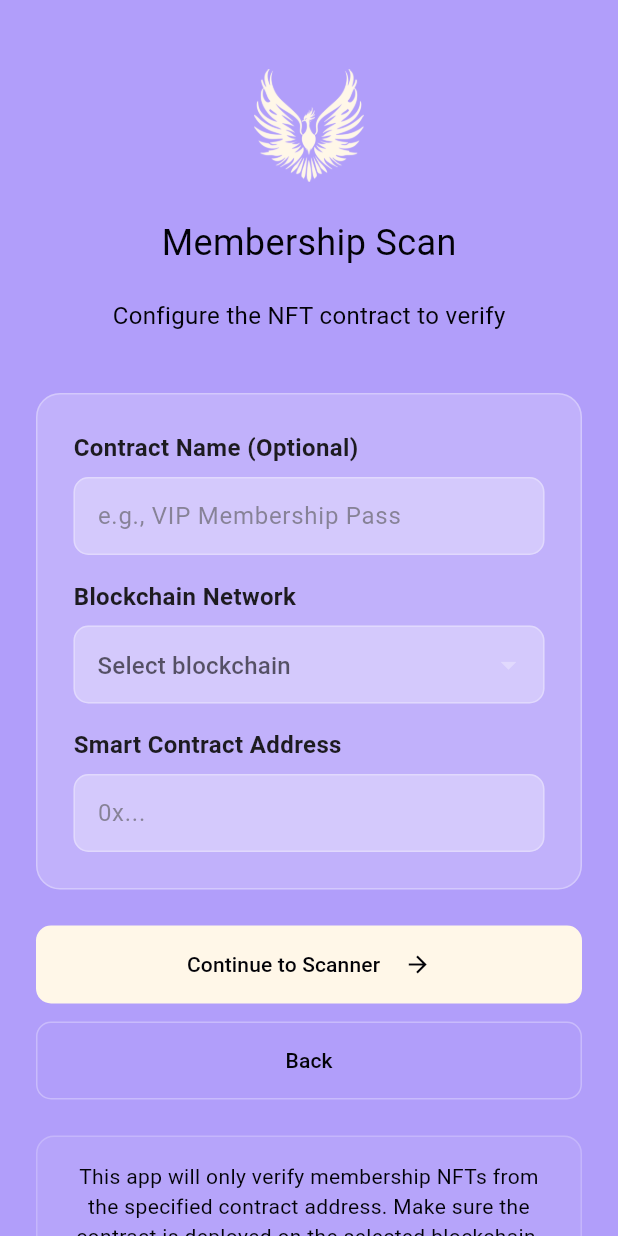
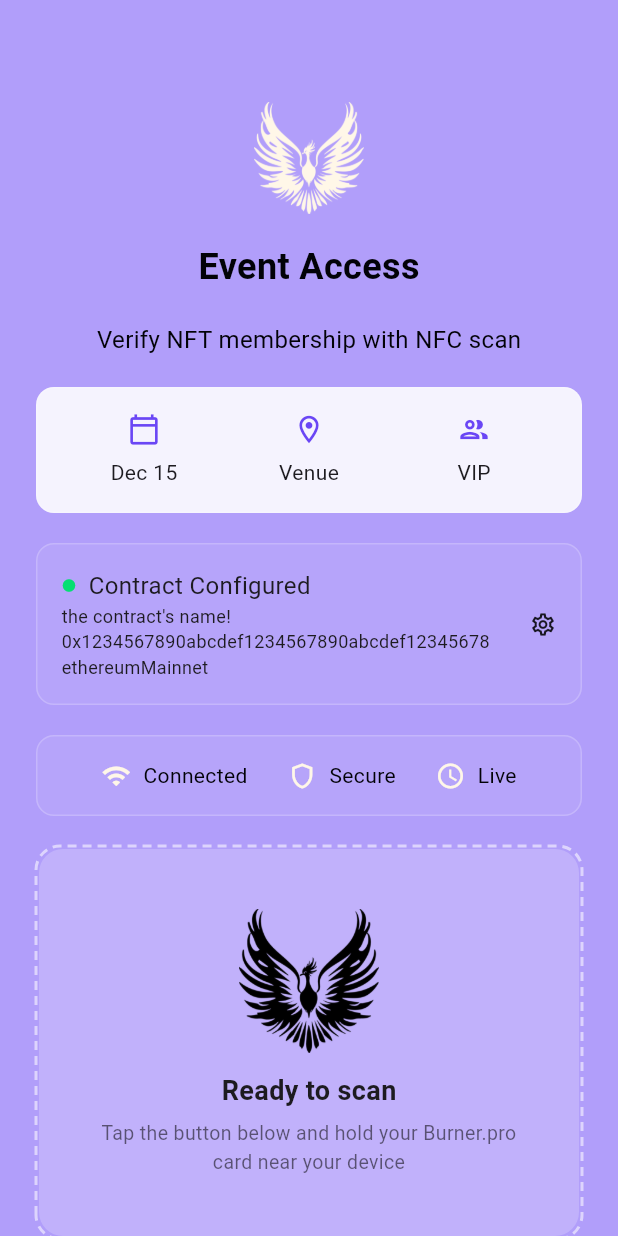
Before and after one commit to KarelRli/PhonixScanner, a Flutter app: the ConfigurationScreen screen opened by its route, after a tap on "Continue to Scanner", on a phone screen of 412 x 824 dp. Run offline on Flutter 3.47's test engine with Material 3 defaults, Android fonts, the phone set to English and light mode, and no system bars; drawn by our look-alikes of dotted_border.

Commit message:
feat: add the scanning screen

```diff
--- /dev/null
+++ b/phonix_scanner/lib/app_status_box.dart
@@ -0,0 +1,43 @@
+import 'package:flutter/material.dart';
+import 'package:phonix_scanner/secondary_box.dart';
+import 'package:phonix_scanner/colors.dart';
+
+class AppStatusBox extends StatelessWidget {
+  const AppStatusBox({super.key});
+
+  @override
+  Widget build(BuildContext context) {
+    return SecondaryBox(
+      child: Row(
+        mainAxisAlignment: MainAxisAlignment.spaceEvenly,
+        crossAxisAlignment: CrossAxisAlignment.center,
+        children: const [
+          Row(
+            mainAxisSize: MainAxisSize.min,
+            children: [
+              Icon(Icons.wifi, size: 20, color: AppColors.white),
+              SizedBox(width: 8),
+              Text('Connected', style: TextStyle(color: AppColors.black)),
+            ],
+          ),
+          Row(
+            mainAxisSize: MainAxisSize.min,
+            children: [
+              Icon(Icons.shield_outlined, size: 20, color: AppColors.white),
+              SizedBox(width: 8),
+              Text('Secure', style: TextStyle(color: AppColors.black)),
+            ],
+          ),
+          Row(
+            mainAxisSize: MainAxisSize.min,
+            children: [
+              Icon(Icons.access_time, size: 20, color: AppColors.white),
+              SizedBox(width: 8),
+              Text('Live', style: TextStyle(color: AppColors.black)),
+            ],
+          ),
+        ],
+      ),
+    );
+  }
+}
--- a/phonix_scanner/lib/colors.dart
+++ b/phonix_scanner/lib/colors.dart
@@ -8,5 +8,9 @@ class AppColors {
   static const Color white10 = Color(0x33FFFFFF);
   static const Color white20 = Color(0x33FFFFFF);
   static const Color white30 = Color(0x4DFFFFFF);
+  static const Color white50 = Color(0x8FFFFFFF);
+  static const Color white80 = Color(0xDFFFFFFF);
   static const Color hint = Color(0x99535353);
+  static const Color eventIcon = Color(0xFF6A46F5);
+  static const Color contractIcon = Color(0xFF05DF72);
 }
--- /dev/null
+++ b/phonix_scanner/lib/contract_data_box.dart
@@ -0,0 +1,59 @@
+import 'package:flutter/material.dart';
+import 'package:phonix_scanner/blockchain_networks.dart';
+import 'package:phonix_scanner/colors.dart';
+import 'package:phonix_scanner/secondary_box.dart';
+
+class ContractDataBox extends StatelessWidget {
+  const ContractDataBox({super.key, this.contractName = '', required this.blockchain, required this.address});
+
+  final String contractName;
+  final BlockchainNetworks blockchain;
+  final String address;
+
+  @override
+  Widget build(BuildContext context) {
+    return SecondaryBox(child: Row(
+      children: [
+        Column(
+          crossAxisAlignment: CrossAxisAlignment.start,
+          children: [
+            Row(
+              children: const [
+                Icon(Icons.circle, color: AppColors.contractIcon, size: 10),
+                SizedBox(width: 8),
+                Text(
+                  "Contract Configured",
+                  style: TextStyle(fontSize: 16),
+                ),
+              ],
+            ),
+            Column(
+              crossAxisAlignment: CrossAxisAlignment.start,
+              children: [
+                Text(
+                  contractName,
+                  style: const TextStyle(fontSize: 12),
+                ),
+                Text(
+                  address,
+                  style: const TextStyle(fontSize: 12),
+                ),
+                Text(
+                  blockchain.name,
+                  style: const TextStyle(fontSize: 12),
+                ),
+              ],
+            ),
+          ],
+        ),
+        const Spacer(),
+        GestureDetector(
+          onTap: () {
+            Navigator.pushNamed(context, '/configuration');
+          },
+          child: const Icon(Icons.settings_outlined, size: 18),
+        ),
+      ],
+    ));
+  }
+}
--- /dev/null
+++ b/phonix_scanner/lib/event_data_box.dart
@@ -0,0 +1,59 @@
+import 'package:flutter/material.dart';
+import 'package:phonix_scanner/colors.dart';
+
+class EventDataBox extends StatelessWidget {
+  const EventDataBox({super.key});
+
+  @override
+  Widget build(BuildContext context) {
+    return Container(
+      width: double.infinity,
+      padding: const EdgeInsets.all(16.0),
+      decoration: BoxDecoration(
+        color: AppColors.white80,
+        borderRadius: BorderRadius.circular(12.0),
+        border: Border.all(
+          color: AppColors.white10,
+          width: 1.0,
+        ),
+      ),
+      child: Row(
+        children: [
+          Expanded(
+            child: Column(
+              mainAxisSize: MainAxisSize.min,
+              mainAxisAlignment: MainAxisAlignment.center,
+              children: [
+                const Icon(Icons.calendar_today_outlined, size: 22.0, color: AppColors.eventIcon,),
+                const SizedBox(height: 8.0),
+                const Text('Dec 15', style: TextStyle(fontSize: 14.0)),
+              ],
+            ),
+          ),
+          Expanded(
+            child: Column(
+              mainAxisSize: MainAxisSize.min,
+              mainAxisAlignment: MainAxisAlignment.center,
+              children: [
+                const Icon(Icons.location_on_outlined, size: 22.0, color: AppColors.eventIcon,),
+                const SizedBox(height: 8.0),
+                const Text('Venue', style: TextStyle(fontSize: 14.0)),
+              ],
+            ),
+          ),
+          Expanded(
+            child: Column(
+              mainAxisSize: MainAxisSize.min,
+              mainAxisAlignment: MainAxisAlignment.center,
+              children: [
+                const Icon(Icons.people_outline_outlined, size: 22.0, color: AppColors.eventIcon,),
+                const SizedBox(height: 8.0),
+                const Text('VIP', style: TextStyle(fontSize: 14.0)),
+              ],
+            ),
+          ),
+        ],
+      ),
+    );
+  }
+}
--- a/phonix_scanner/lib/main.dart
+++ b/phonix_scanner/lib/main.dart
@@ -1,7 +1,7 @@
 import 'package:flutter/material.dart';
 import 'package:phonix_scanner/screens/opening_screen.dart';
 import 'package:phonix_scanner/screens/configuration_screen.dart';
-
+import 'package:phonix_scanner/screens/scanning_screen.dart';
 void main() {
   runApp(const PhonixScanner());
 }
@@ -16,6 +16,7 @@ class PhonixScanner extends StatelessWidget {
       routes: {
         '/': (context) => OpeningScreen(),
         '/configuration': (context) => ConfigurationScreen(),
+        '/scanning': (context) => ScanningScreen(),
       },
     );
   }
--- /dev/null
+++ b/phonix_scanner/lib/nfc_scan_area.dart
@@ -0,0 +1,123 @@
+import 'package:flutter/material.dart';
+import 'package:phonix_scanner/colors.dart';
+import 'package:dotted_border/dotted_border.dart';
+
+class NfcScanArea extends StatefulWidget {
+  final bool scanning;
+  const NfcScanArea({super.key, required this.scanning});
+
+  @override
+  State<NfcScanArea> createState() => _NfcScanAreaState();
+}
+
+class _NfcScanAreaState extends State<NfcScanArea> with SingleTickerProviderStateMixin {
+  late final AnimationController _ctrl;
+  late final Animation<double> _scale;
+  late final Animation<double> _rotate;
+
+  @override
+  void initState() {
+    super.initState();
+    _ctrl = AnimationController(
+      vsync: this,
+      duration: const Duration(milliseconds: 700),
+    );
+    _scale = TweenSequence<double>([
+      TweenSequenceItem(tween: Tween(begin: 1.0, end: 1.08).chain(CurveTween(curve: Curves.easeInOut)), weight: 50),
+      TweenSequenceItem(tween: Tween(begin: 1.08, end: 1.0).chain(CurveTween(curve: Curves.easeInOut)), weight: 50),
+    ]).animate(_ctrl);
+    _rotate = TweenSequence<double>([
+      TweenSequenceItem(tween: Tween(begin: -0.04, end: 0.04).chain(CurveTween(curve: Curves.easeInOut)), weight: 50),
+      TweenSequenceItem(tween: Tween(begin: 0.04, end: -0.04).chain(CurveTween(curve: Curves.easeInOut)), weight: 50),
+    ]).animate(_ctrl);
+
+    if (widget.scanning) {
+      _ctrl.repeat();
+    }
+  }
+
+  @override
+  void didUpdateWidget(covariant NfcScanArea oldWidget) {
+    super.didUpdateWidget(oldWidget);
+    if (oldWidget.scanning != widget.scanning) {
+      if (widget.scanning) {
+        _ctrl.repeat();
+      } else {
+        _ctrl.stop();
+        _ctrl.reset();
+      }
+    }
+  }
+
+  @override
+  void dispose() {
+    _ctrl.dispose();
+    super.dispose();
+  }
+
+  @override
+  Widget build(BuildContext context) {
+    return DottedBorder(
+      options: RoundedRectDottedBorderOptions(
+        radius: Radius.circular(16.0),
+        dashPattern: [6, 4],
+        strokeWidth: 2.0,
+        color: AppColors.white50,
+      ),
+      child: Container(
+        padding: const EdgeInsets.all(40.0),
+        decoration: BoxDecoration(
+          color: AppColors.white10,
+          borderRadius: BorderRadius.circular(16.0),
+        ),
+        child: Column(
+          mainAxisSize: MainAxisSize.min,
+          children: [
+            Flexible(
+              fit: FlexFit.loose,
+              child: Center(
+                child: AnimatedBuilder(
+                  animation: _ctrl,
+                  builder: (context, child) {
+                    final scale = widget.scanning ? _scale.value : 1.0;
+                    final rotation = widget.scanning ? _rotate.value : 0.0;
+                    return Transform.rotate(
+                      angle: rotation,
+                      child: Transform.scale(
+                        scale: scale,
+                        child: child,
+                      ),
+                    );
+                  },
+                  child: _buildImagePlaceholder(),
+                ),
+              ),
+            ),
+            const SizedBox(height: 12),
+            const Text(
+              'Ready to scan',
+              style: TextStyle(fontSize: 18, fontWeight: FontWeight.w600),
+            ),
+            const SizedBox(height: 6),
+            const Text(
+              'Tap the button below and hold your Burner.pro card near your device',
+              textAlign: TextAlign.center,
+              style: TextStyle(fontSize: 13, color: Colors.black54),
+            ),
+          ],
+        ),
+      ),
+    );
+  }
+
+  Widget _buildImagePlaceholder() {
+    return SizedBox(
+      width: 96,
+      height: 96,
+      child: Image.asset(
+        'assets/images/phoenix.png',
+        fit: BoxFit.contain,
+      ),
+    );
+  }
+}
--- a/phonix_scanner/lib/scanner_button.dart
+++ b/phonix_scanner/lib/primary_button.dart
@@ -1,14 +1,17 @@
 import 'package:flutter/material.dart';
 import 'package:phonix_scanner/colors.dart';
 
-class ScannerBtn extends StatelessWidget {
-  const ScannerBtn({super.key});
+class PrimaryButton extends StatelessWidget {
+  const PrimaryButton(this.text, this.action, {super.key});
+
+  final String text;
+  final VoidCallback action;
 
   @override
   Widget build(BuildContext context) {
     return ElevatedButton(
       onPressed: () {
-      // TODO: activate scanner
+        action();
       },
       style: ElevatedButton.styleFrom(
         backgroundColor: AppColors.white,
@@ -19,13 +22,13 @@ class ScannerBtn extends StatelessWidget {
       ),
       child: Row(
       mainAxisAlignment: MainAxisAlignment.center,
-      children: const [
+      children: [
         Text(
-          'Continue to Scanner',
-          style: TextStyle(fontSize: 14),
+          text,
+          style: const TextStyle(fontSize: 14),
         ),
-        SizedBox(width: 16),
-        Icon(Icons.arrow_forward),
+        const SizedBox(width: 16),
+        const Icon(Icons.arrow_forward),
       ],
       ),
     );
--- /dev/null
+++ b/phonix_scanner/lib/scan_instructions.dart
@@ -0,0 +1,70 @@
+import 'package:flutter/material.dart';
+import 'package:phonix_scanner/colors.dart';
+import 'package:phonix_scanner/secondary_box.dart';
+
+const bigCircleRadius = 10.0;
+const smallCircleRadius = 6.0;
+
+class ScanningInstructions extends StatelessWidget {
+  const ScanningInstructions({super.key});
+
+  @override
+  Widget build(BuildContext context) {
+    return const SecondaryBox(
+      child: Column(
+        crossAxisAlignment: CrossAxisAlignment.start,
+        children: [
+          // Title
+          Row(
+            children: [
+              Icon(Icons.circle, color: AppColors.white, size: bigCircleRadius),
+              SizedBox(width: 8.0),
+              Text(
+                'How to Scan',
+                style: TextStyle(
+                  fontSize: 16,
+                  fontWeight: FontWeight.bold,
+                  color: AppColors.black,
+                ),
+              ),
+            ],
+          ),
+
+          // Instructions
+          SizedBox(height: 12.0),
+          _Instruction('Ensure NFC is enabled on your device'),
+          SizedBox(height: 12.0),
+          _Instruction('Hold the Burner.pro card within 2cm of your phone'),
+          SizedBox(height: 12.0),
+          _Instruction('Keep the card steady during verification'),
+        ],
+      ),
+    );
+  }
+}
+
+class _Instruction extends StatelessWidget {
+  const _Instruction(this.text, {super.key});
+
+  final String text;
+
+  @override
+  Widget build(BuildContext context) {
+    return Row(
+      children: [
+        SizedBox(width: (bigCircleRadius - smallCircleRadius) / 2),
+        Icon(Icons.circle, color: AppColors.black, size: smallCircleRadius),
+        SizedBox(width: 8.0),
+        Expanded(
+          child: Text(
+            text,
+            style: TextStyle(
+              fontSize: 14,
+              color: AppColors.black,
+            ),
+          ),
+        ),
+      ],
+    );
+  }
+}
--- a/phonix_scanner/lib/screens/configuration_screen.dart
+++ b/phonix_scanner/lib/screens/configuration_screen.dart
@@ -2,7 +2,7 @@ import 'package:flutter/material.dart';
 import 'package:phonix_scanner/colors.dart';
 import 'package:phonix_scanner/configuration_block.dart';
 import 'package:phonix_scanner/logo.dart';
-import 'package:phonix_scanner/scanner_button.dart';
+import 'package:phonix_scanner/primary_button.dart';
 import 'package:phonix_scanner/textbox.dart';
 import 'package:phonix_scanner/back_button.dart';
 
@@ -43,7 +43,7 @@ class ConfigurationScreen extends StatelessWidget {
             const SizedBox(height: 24.0),
             Padding(
               padding: const EdgeInsets.symmetric(horizontal: 24.0),
-              child: const ScannerBtn(),
+              child: PrimaryButton("Continue to Scanner", () => Navigator.pushNamed(context, '/scanning')),
             ),
             const SizedBox(height: 12.0),
             Padding(
--- /dev/null
+++ b/phonix_scanner/lib/screens/scanning_screen.dart
@@ -0,0 +1,141 @@
+import 'package:flutter/material.dart';
+import 'package:phonix_scanner/app_status_box.dart';
+import 'package:phonix_scanner/blockchain_networks.dart';
+import 'package:phonix_scanner/colors.dart';
+import 'package:phonix_scanner/contract_data_box.dart';
+import 'package:phonix_scanner/event_data_box.dart';
+import 'package:phonix_scanner/logo.dart';
+import 'package:phonix_scanner/nfc_scan_area.dart';
+import 'package:phonix_scanner/primary_button.dart';
+import 'package:phonix_scanner/scan_instructions.dart';
+import 'package:phonix_scanner/hyperlink.dart';
+
+class ScanningScreen extends StatefulWidget {
+  const ScanningScreen({super.key});
+
+  @override
+  State<ScanningScreen> createState() => _ScanningScreenState();
+}
+
+class _ScanningScreenState extends State<ScanningScreen> {
+  bool isScanning = false;
+
+  @override
+  Widget build(BuildContext context) {
+    return Scaffold(
+      backgroundColor: AppColors.backgroundPrimary,
+      body: SafeArea(
+        child: SingleChildScrollView(
+          physics: const AlwaysScrollableScrollPhysics(),
+          padding: const EdgeInsets.symmetric(vertical: 16.0),
+          child: Center(
+            child: Column(
+              mainAxisSize: MainAxisSize.min,
+              children: [
+                const SizedBox(height: 50),
+                const Logo(size: 75, isAnimated: true),
+
+                const SizedBox(height: 20),
+                const Text(
+                  'Event Access',
+                  style: TextStyle(
+                    fontSize: 24,
+                    fontWeight: FontWeight.bold,
+                    color: AppColors.black,
+                  ),
+                ),
+
+                const SizedBox(height: 20),
+                const Text(
+                  'Verify NFT membership with NFC scan',
+                  style: TextStyle(
+                    fontSize: 16,
+                    color: AppColors.black,
+                  ),
+                ),
+
+                const SizedBox(height: 20),
+                Padding(
+                  padding: const EdgeInsets.symmetric(horizontal: 24.0),
+                  child: const EventDataBox(),
+                ),
+
+                const SizedBox(height: 20),
+                Padding(
+                  padding: const EdgeInsets.symmetric(horizontal: 24.0),
+                  child: const ContractDataBox(
+                      contractName: "the contract's name!",
+                      blockchain: BlockchainNetworks.ethereumMainnet,
+                      address: "0x1234567890abcdef1234567890abcdef12345678"
+                    ),
+                ),
+
+                const SizedBox(height: 20),
+                Padding(
+                  padding: const EdgeInsets.symmetric(horizontal: 24.0),
+                  child: const AppStatusBox(),
+                ),
+
+                const SizedBox(height: 20),
+                Padding(
+                  padding: const EdgeInsets.symmetric(horizontal: 24.0),
+                  child: NfcScanArea(scanning: isScanning),
+                ),
+
+                const SizedBox(height: 24.0),
+                Padding(
+                  padding: const EdgeInsets.symmetric(horizontal: 24.0),
+                  child: PrimaryButton(
+                    "Start NFC Scan",
+                    () {
+                      setState(() {
+                        isScanning = true;
+                      });
+                    },
+                  ),
+                ),
+
+                const SizedBox(height: 24.0),
+                Padding(
+                  padding: const EdgeInsets.symmetric(horizontal: 24.0),
+                  child: const ScanningInstructions(),
+                ),
+
+                const SizedBox(height: 36.0),
+                Row(
+                  mainAxisAlignment: MainAxisAlignment.center,
+                  children: [
+                    const Text(
+                      'Powered By ',
+                      style: TextStyle(
+                        fontSize: 14,
+                        color: AppColors.black,
+                      ),
+                    ),
+                    Hyperlink(
+                      text: 'Unlock Protocol',
+                      url: 'https://unlock-protocol.com/',
+                      color: AppColors.black,
+                    ),
+                    const Text(
+                      ' x ',
+                      style: TextStyle(
+                        fontSize: 14,
+                        color: AppColors.black,
+                      ),
+                    ),
+                    Hyperlink(
+                      text: 'Burner.pro',
+                      url: 'https://www.burner.pro/',
+                      color: AppColors.black,
+                    ),
+                  ],
+                )
+              ],
+            ),
+          ),
+        ),
+      ),
+    );
+  }
+}
--- /dev/null
+++ b/phonix_scanner/lib/secondary_box.dart
@@ -0,0 +1,25 @@
+import 'package:flutter/material.dart';
+import 'package:phonix_scanner/colors.dart';
+
+class SecondaryBox extends StatelessWidget {
+  const SecondaryBox({super.key, required this.child});
+
+  final Widget child;
+
+  @override
+  Widget build(BuildContext context) {
+    return Container(
+      width: double.infinity,
+      padding: const EdgeInsets.all(16.0),
+      decoration: BoxDecoration(
+        color: AppColors.white05,
+        borderRadius: BorderRadius.circular(12.0),
+        border: Border.all(
+          color: AppColors.white10,
+          width: 1.0,
+        ),
+      ),
+      child: child,
+    );
+  }
+}
--- a/phonix_scanner/lib/textbox.dart
+++ b/phonix_scanner/lib/textbox.dart
@@ -1,5 +1,6 @@
 import 'package:flutter/material.dart';
 import 'package:phonix_scanner/colors.dart';
+import 'package:phonix_scanner/secondary_box.dart';
 
 class TextBox extends StatelessWidget {
   const TextBox(this.text, this.alignment, {super.key});
@@ -9,16 +10,7 @@ class TextBox extends StatelessWidget {
 
   @override
   Widget build(BuildContext context) {
-    return Container(
-      padding: const EdgeInsets.all(16.0),
-      decoration: BoxDecoration(
-        color: AppColors.white05,
-        borderRadius: BorderRadius.circular(12.0),
-        border: Border.all(
-          color: AppColors.white10,
-          width: 1.0,
-        ),
-      ),
+    return SecondaryBox(
       child: Text(
         text,
         textAlign: alignment,
--- a/phonix_scanner/pubspec.yaml
+++ b/phonix_scanner/pubspec.yaml
@@ -31,6 +31,7 @@ dependencies:
   flutter:
     sdk: flutter
   url_launcher: ^6.3.2
+  dotted_border: ^3.1.0
 
   # The following adds the Cupertino Icons font to your application.
   # Use with the CupertinoIcons class for iOS style icons.
```
Also changed, not shown: phonix_scanner/pubspec.lock.
